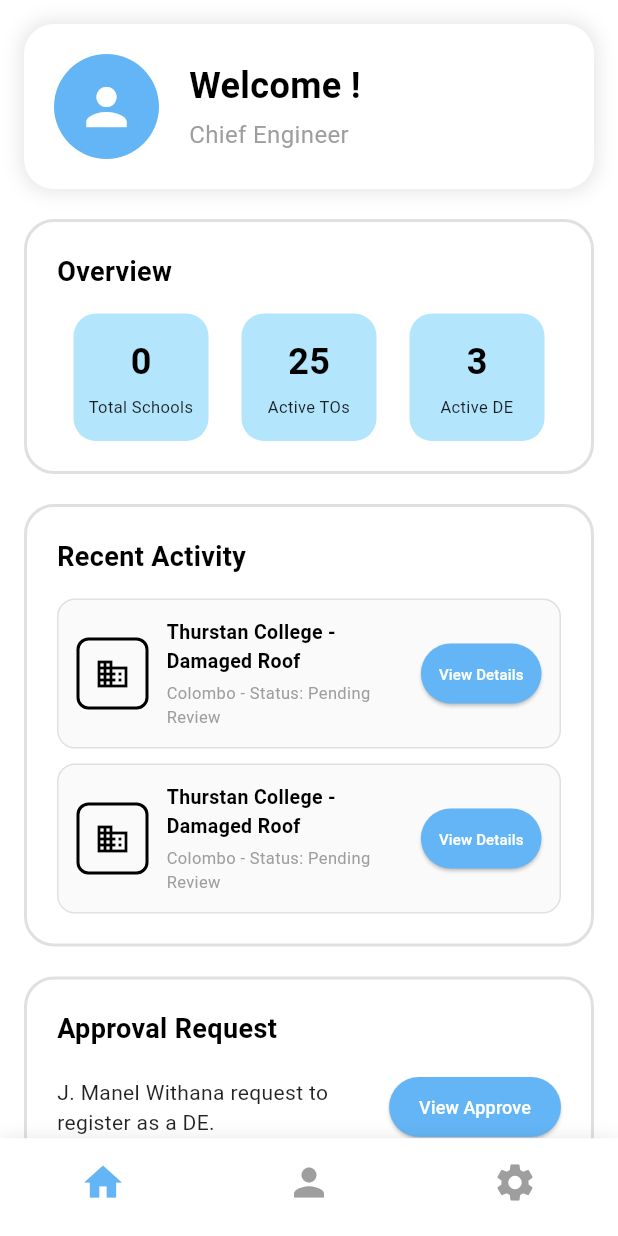
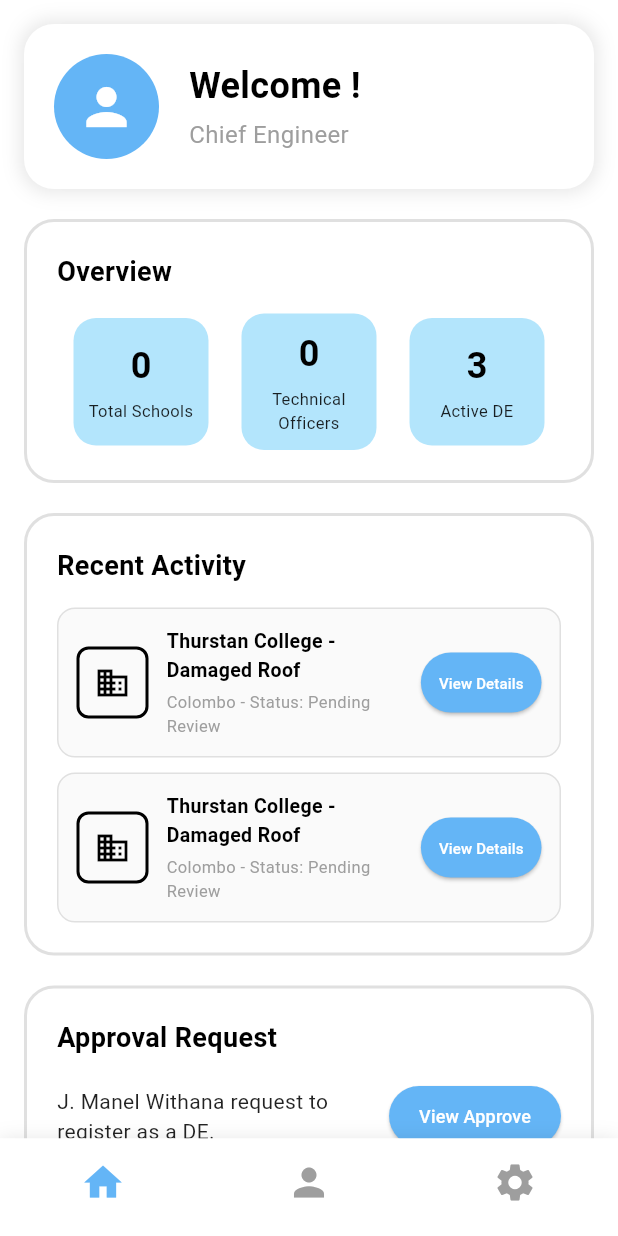
Before and after one commit to IrrigationDepartment/BuildCare, a Flutter app: the ChiefEngDashboard screen opened directly with empty values, on a phone screen of 412 x 824 dp. Run offline on Flutter 3.47's test engine with Material 3 defaults, Android fonts, the phone set to English and light mode, and no system bars; our stand-ins replace cloud_firestore, firebase_auth, firebase_core; accounts and stored records are empty; network calls fail.

Commit message:
view tecnical officer
view count the tecnical officer

```diff
--- a/lib/screens/ChiefEng/dashboard.dart
+++ b/lib/screens/ChiefEng/dashboard.dart
@@ -165,11 +165,13 @@ class _ChiefEngineerDashboardState extends State<ChiefEngDashboard> {
                     mainAxisAlignment: MainAxisAlignment.spaceAround,
                     children: [
                       SchoolsDashboardCard(),
+                      TechnicalOfficerDashboardCardStream(),
+
 
                       // _buildOverviewCard(
                       //     'Total Schools', '150', const Color(0xFFB3E5FC)),
-                      _buildOverviewCard(
-                          'Active TOs', '25', const Color(0xFFB3E5FC)),
+                      // _buildOverviewCard(
+                      //     'Active TOs', '25', const Color(0xFFB3E5FC)),
                       _buildOverviewCard(
                           'Active DE', '3', const Color(0xFFB3E5FC)),
                     ],
@@ -874,3 +876,168 @@ class SchoolsDashboardCardStream extends StatelessWidget {
     );
   }
 }
+
+
+//todo:view to
+
+class TechnicalOfficerService {
+  final FirebaseFirestore _firestore = FirebaseFirestore.instance;
+
+  // Total count එක Future වලින්
+  Future<int> getTotalTOCount() async {
+    try {
+      QuerySnapshot snapshot = await _firestore
+          .collection('users')
+          .where('userType', isEqualTo: 'Technical Officer') // Fixed typo
+          .get();
+      return snapshot.size;
+    } catch (e) {
+      print('Error getting Technical Officers count: $e');
+      return 0;
+    }
+  }
+
+  // Real-time count එක Stream වලින්
+  Stream<int> getTOCountStream() {
+    return _firestore
+        .collection('users')
+        .where('userType', isEqualTo: 'Technical Officer')
+        .snapshots()
+        .map((snapshot) => snapshot.size);
+  }
+}
+
+// Dashboard Card - Future version
+class TechnicalOfficerDashboardCard extends StatefulWidget {
+  const TechnicalOfficerDashboardCard({Key? key}) : super(key: key);
+
+  @override
+  State<TechnicalOfficerDashboardCard> createState() =>
+      _TechnicalOfficerDashboardCardState();
+}
+
+class _TechnicalOfficerDashboardCardState
+    extends State<TechnicalOfficerDashboardCard> {
+  final TechnicalOfficerService _toService = TechnicalOfficerService();
+  int _toCount = 0;
+  bool _isLoading = true;
+
+  @override
+  void initState() {
+    super.initState();
+    _loadTOCount();
+  }
+
+  Future<void> _loadTOCount() async {
+    try {
+      final count = await _toService.getTotalTOCount();
+      setState(() {
+        _toCount = count;
+        _isLoading = false;
+      });
+    } catch (e) {
+      setState(() {
+        _isLoading = false;
+      });
+      print('Error loading TO count: $e');
+    }
+  }
+
+  @override
+  Widget build(BuildContext context) {
+    return _buildOverviewCard(
+      'Technical Officers',
+      _isLoading ? '...' : _toCount.toString(),
+      const Color(0xFFB3E5FC),
+      // Light yellow color
+    );
+  }
+
+  Widget _buildOverviewCard(String title, String count, Color color) {
+    return Container(
+      width: 90,
+      padding: const EdgeInsets.symmetric(vertical: 15, horizontal: 10),
+      decoration: BoxDecoration(
+        color: color,
+        borderRadius: BorderRadius.circular(15),
+      ),
+      child: Column(
+        children: [
+          Text(
+            count,
+            style: const TextStyle(
+              fontSize: 24,
+              fontWeight: FontWeight.bold,
+              color: Colors.black,
+            ),
+          ),
+          const SizedBox(height: 5),
+          Text(
+            title,
+            textAlign: TextAlign.center,
+            style: const TextStyle(
+              fontSize: 11,
+              color: Colors.black87,
+            ),
+          ),
+        ],
+      ),
+    );
+  }
+}
+
+// Dashboard Card - Stream version (Real-time updates)
+class TechnicalOfficerDashboardCardStream extends StatelessWidget {
+  const TechnicalOfficerDashboardCardStream({Key? key}) : super(key: key);
+
+  @override
+  Widget build(BuildContext context) {
+    return StreamBuilder<int>(
+      stream: TechnicalOfficerService().getTOCountStream(),
+      builder: (context, snapshot) {
+        final isLoading = snapshot.connectionState == ConnectionState.waiting;
+        final count = snapshot.data ?? 0;
+
+        return _buildOverviewCard(
+          'Technical Officers',
+          isLoading ? '...' : count.toString(),
+          const Color(0xFFB3E5FC),
+
+        );
+      },
+    );
+  }
+
+  Widget _buildOverviewCard(String title, String count, Color color) {
+    return Container(
+      width: 90,
+      padding: const EdgeInsets.symmetric(vertical: 10,
+      horizontal: 10),
+      decoration: BoxDecoration(
+        color: color,
+        borderRadius: BorderRadius.circular(15),
+      ),
+      child: Column(
+        children: [
+          Text(
+            count,
+            style: const TextStyle(
+              fontSize: 24,
+              fontWeight: FontWeight.bold,
+              color: Colors.black,
+            ),
+          ),
+          const SizedBox(height: 5),
+          Text(
+            title,
+            textAlign: TextAlign.center,
+            style: const TextStyle(
+              fontSize: 11,
+              color: Colors.black87,
+            ),
+          ),
+        ],
+      ),
+    );
+  }
+}
```
Also changed, not shown: pubspec.lock.
